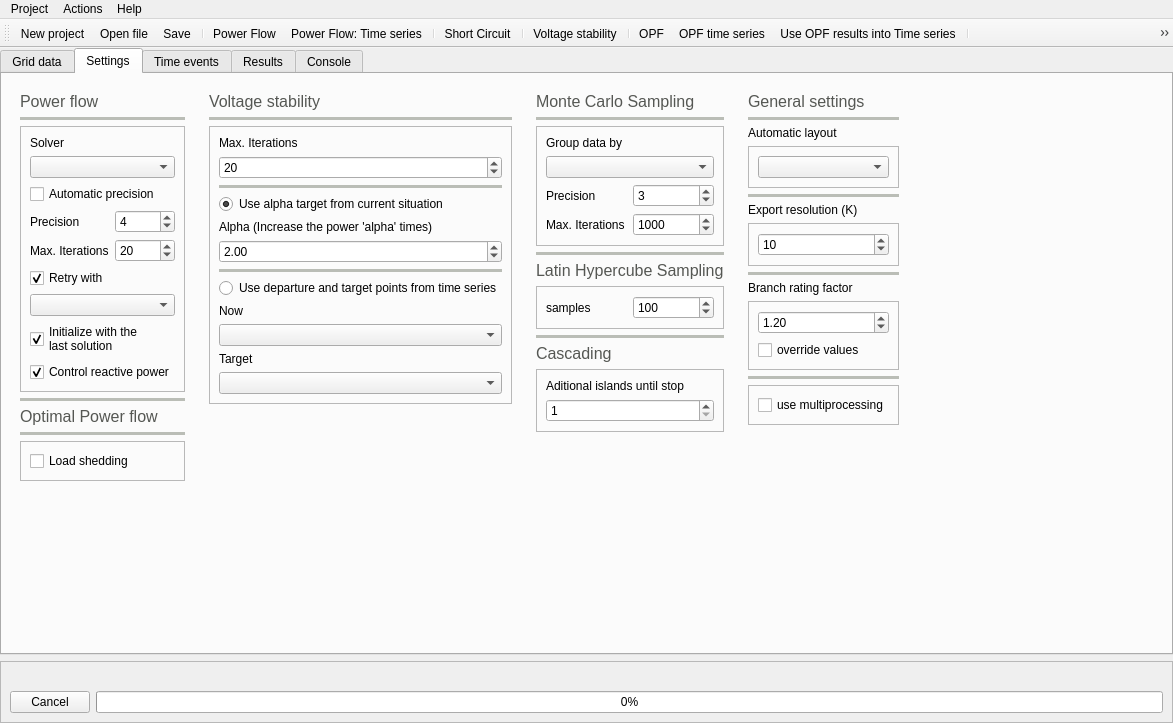
Before: the Qt Designer form UnderDevelopment/GridCal/Gui/Main/MainWindow.ui in SanPen/GridCal, drawn with Qt 5.
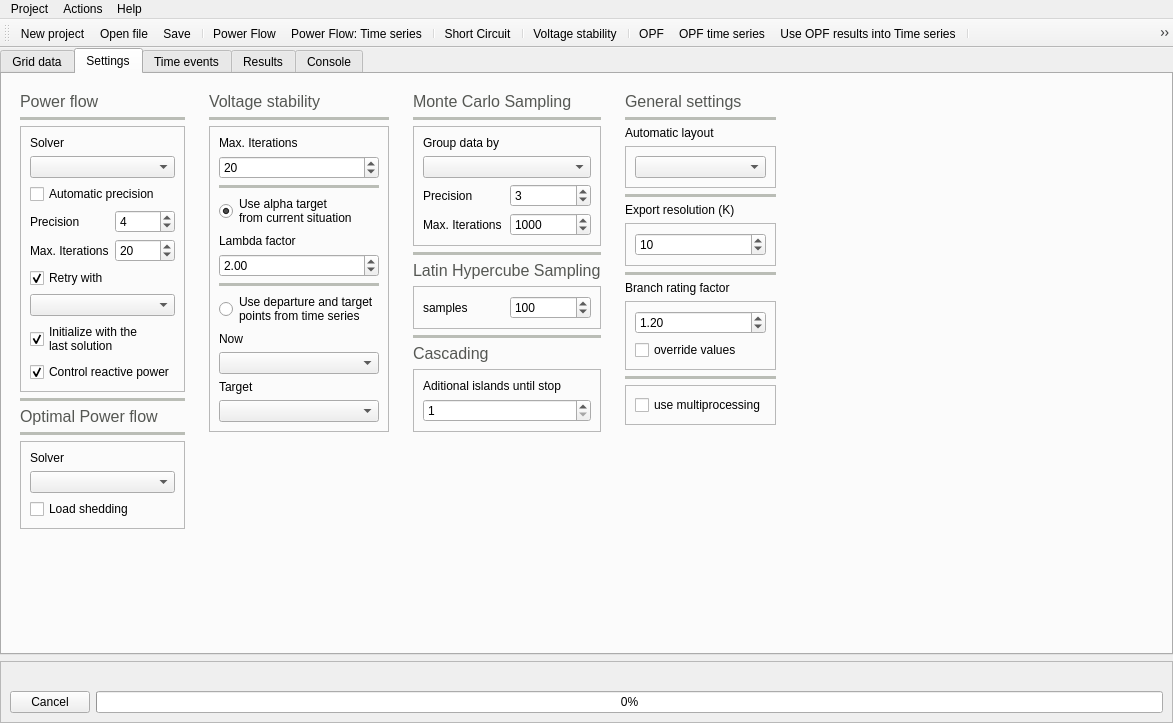
After: the same form once the commit is applied. The open tabs and pages were chosen to show the change. Icons and pictures are not drawn. Custom widgets are drawn as their Qt base class.

Diff of the .ui file:
```diff
--- a/UnderDevelopment/GridCal/Gui/Main/MainWindow.ui
+++ b/UnderDevelopment/GridCal/Gui/Main/MainWindow.ui
@@ -1003,6 +1003,16 @@
               <enum>QFrame::Raised</enum>
              </property>
              <layout class="QVBoxLayout" name="verticalLayout_20">
+              <item>
+               <widget class="QLabel" name="label_42">
+                <property name="text">
+                 <string>Solver</string>
+                </property>
+               </widget>
+              </item>
+              <item>
+               <widget class="QComboBox" name="lpf_solver_comboBox"/>
+              </item>
               <item>
                <widget class="QCheckBox" name="load_shedding_checkBox">
                 <property name="toolTip">
@@ -1222,7 +1232,8 @@
               <item>
                <widget class="QRadioButton" name="start_vs_from_default_radioButton">
                 <property name="text">
-                 <string>Use alpha target from current situation</string>
+                 <string>Use alpha target
+from current situation</string>
                 </property>
                 <property name="checked">
                  <bool>true</bool>
@@ -1232,7 +1243,7 @@
               <item>
                <widget class="QLabel" name="label_18">
                 <property name="text">
-                 <string>Alpha (Increase the power 'alpha' times)</string>
+                 <string>&lt;html&gt;&lt;head/&gt;&lt;body&gt;&lt;p&gt;Lambda factor&lt;/p&gt;&lt;/body&gt;&lt;/html&gt;</string>
                 </property>
                </widget>
               </item>
@@ -1296,7 +1307,8 @@
               <item>
                <widget class="QRadioButton" name="start_vs_from_selected_radioButton">
                 <property name="text">
-                 <string>Use departure and target points from time series</string>
+                 <string>Use departure and target 
+points from time series</string>
                 </property>
                </widget>
               </item>
```
Left out of the diff: 223 changed lines with no effect on the pictures.
